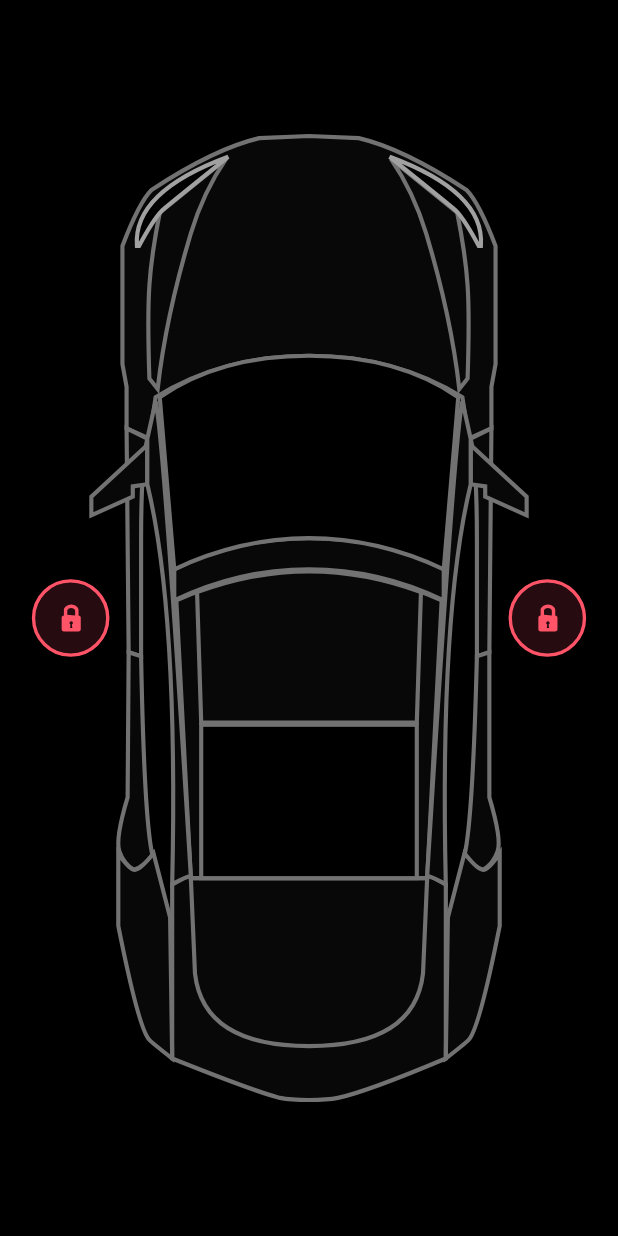
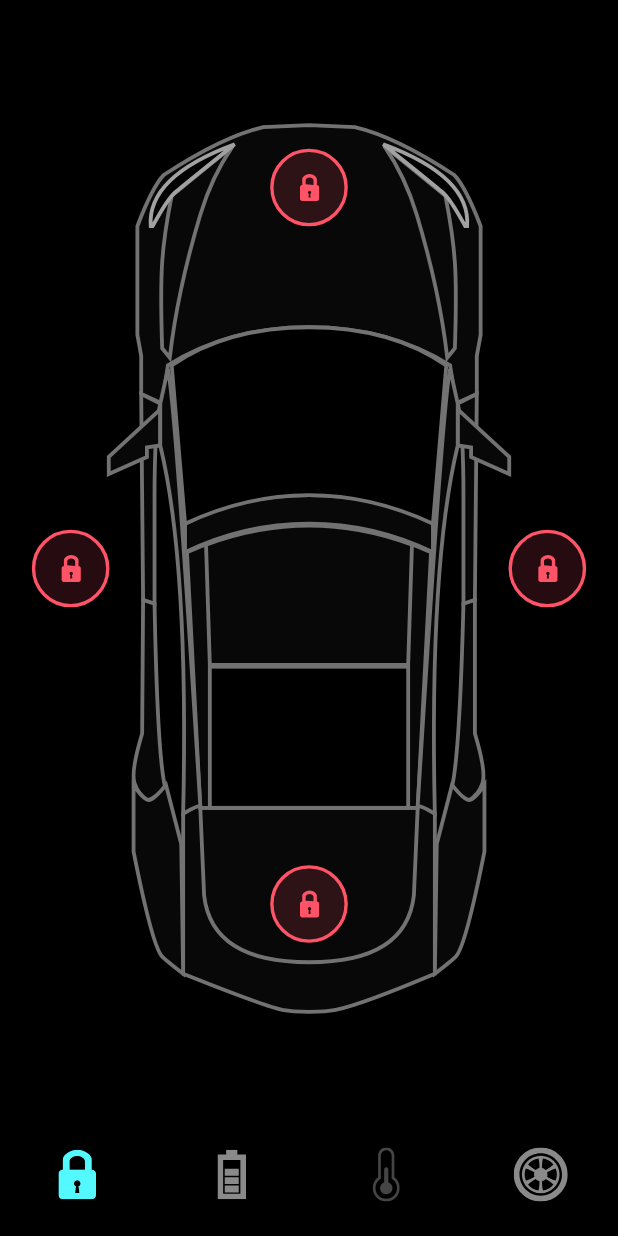
Before and after one commit to leoliveiraxz/TeslaApp, a Flutter app: the screen it shows after launch, on a phone screen of 412 x 824 dp. Run offline on Flutter 3.47's test engine with Material 2 defaults, Android fonts, the phone set to English and light mode, and no system bars; our stand-ins replace flutter_svg.

Commit message:
Adição de novos botões e da barra de menu inferior

```diff
--- a/lib/controllers/home_controller.dart
+++ b/lib/controllers/home_controller.dart
@@ -3,13 +3,24 @@ import 'package:flutter/cupertino.dart';
 class HomeController extends ChangeNotifier{
   bool isRightDoorLocked = true;
   bool isLeftDoorLocked = true;
+  bool isBonnetLocked = true;
+  bool isTrunkLocked = true;
+
 
   void updateRightDoorLock() {
     isRightDoorLocked = !isRightDoorLocked;
     notifyListeners();
   }
   void updateLeftDoorLock() {
-    isRightDoorLocked = !isRightDoorLocked;
+    isLeftDoorLocked = !isLeftDoorLocked;
+    notifyListeners();
+  }
+  void updateBonnetDoorLock() {
+    isBonnetLocked = !isBonnetLocked;
+    notifyListeners();
+  }
+  void updateTrunkDoorLock() {
+    isTrunkLocked = !isTrunkLocked;
     notifyListeners();
   }
 }
--- /dev/null
+++ b/lib/screens/componentes/tesla_botton_navigationBar.dart
@@ -0,0 +1,39 @@
+import 'package:flutter/material.dart';
+import 'package:flutter_svg/svg.dart';
+
+import '../../constraints.dart';
+
+class TeslaBottomNavigationBar extends StatelessWidget {
+  const TeslaBottomNavigationBar({
+    Key? key,
+    required this.selectedTab,
+    required this.onTap,
+  }) : super(key: key);
+
+  final int selectedTab;
+  final ValueChanged<int> onTap;
+
+  @override
+  Widget build(BuildContext context) {
+    return BottomNavigationBar(
+        onTap: onTap,
+        currentIndex: selectedTab,
+        type: BottomNavigationBarType.fixed,
+        backgroundColor: Colors.black,
+        items: List.generate(
+            navIconSrc.length,
+            (index) => BottomNavigationBarItem(
+                icon: SvgPicture.asset(
+                  navIconSrc[index],
+                  color: index == selectedTab ? primaryColor : Colors.white54,
+                ),
+                label: "")));
+  }
+}
+
+List<String> navIconSrc = [
+  "assets/icons/Lock.svg",
+  "assets/icons/Charge.svg",
+  "assets/icons/Temp.svg",
+  "assets/icons/Tyre.svg"
+];
--- a/lib/screens/home_screen.dart
+++ b/lib/screens/home_screen.dart
@@ -1,12 +1,12 @@
 // ignore_for_file: unnecessary_string_escapes
 
-import 'package:flutter/cupertino.dart';
 import 'package:flutter/material.dart';
 import 'package:flutter_svg/svg.dart';
 import 'package:tesla/constraints.dart';
 import 'package:tesla/controllers/home_controller.dart';
 
 import 'componentes/door_lock.dart';
+import 'componentes/tesla_botton_navigationBar.dart';
 
 class HomeScreen extends StatelessWidget {
   final homeController = HomeController();
@@ -16,7 +16,12 @@ class HomeScreen extends StatelessWidget {
     return AnimatedBuilder(
         animation: homeController,
         builder: (context, snapshot) {
-          return Scaffold(body:
+          return Scaffold(
+              bottomNavigationBar: TeslaBottomNavigationBar(
+                onTap: (value) {},
+                selectedTab: 0,
+              ),
+              body:
                   SafeArea(child: LayoutBuilder(builder: (context, constraits) {
                 return Stack(
                   alignment: Alignment.center,
@@ -25,8 +30,8 @@ class HomeScreen extends StatelessWidget {
                         padding: EdgeInsets.symmetric(
                             vertical: constraits.maxHeight * 0.1),
                         child: SvgPicture.asset("assets/icons/Car.svg",
-                        width:
-                            double.infinity //MediaQuery.of(context).size.width
+                            width: double
+                                .infinity //MediaQuery.of(context).size.width
                             )),
                     Positioned(
                         right: constraits.maxWidth * 0.05,
@@ -36,8 +41,18 @@ class HomeScreen extends StatelessWidget {
                     Positioned(
                         left: constraits.maxWidth * 0.05,
                         child: DoorLock(
-                        isLock: homeController.isRightDoorLocked,
-                        press: homeController.updateRightDoorLock))
+                            isLock: homeController.isLeftDoorLocked,
+                            press: homeController.updateLeftDoorLock)),
+                    Positioned(
+                        top: constraits.maxHeight * 0.13,
+                        child: DoorLock(
+                            isLock: homeController.isBonnetLocked,
+                            press: homeController.updateBonnetDoorLock)),
+                    Positioned(
+                        bottom: constraits.maxHeight * 0.17,
+                        child: DoorLock(
+                            isLock: homeController.isTrunkLocked,
+                            press: homeController.updateTrunkDoorLock))
                   ],
                 );
               })));
```
Lines whose indentation alone changed are shown as unchanged.
